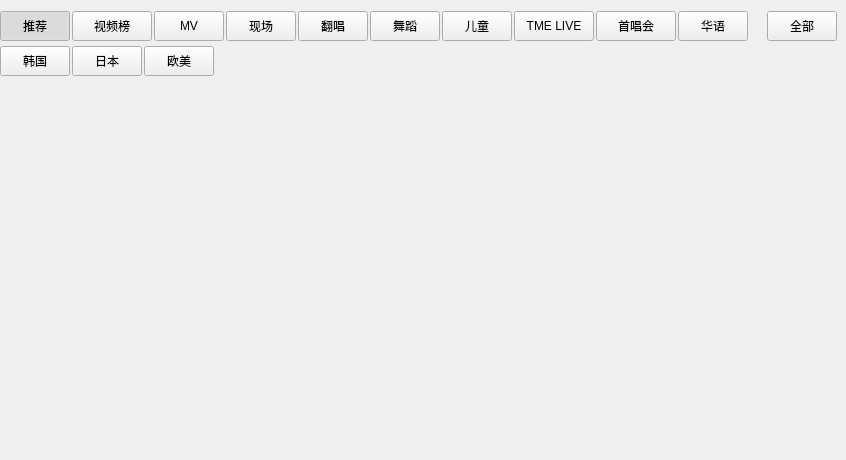
First picture: the form in KuGouStart/Video/VideoWidget/VideoWidget.ui, repository a-mo-xi-wei/Qt-KuGouAppClient, before the edit.
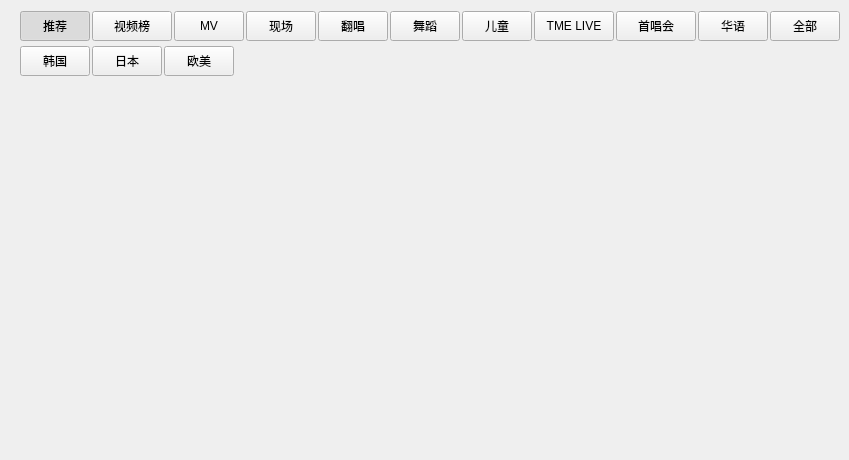
Second picture: the form after the edit. Custom widgets are drawn as their Qt base class.

```diff
--- a/KuGouStart/Video/VideoWidget/VideoWidget.ui
+++ b/KuGouStart/Video/VideoWidget/VideoWidget.ui
@@ -39,7 +39,7 @@
        <number>2</number>
       </property>
       <property name="leftMargin">
-       <number>0</number>
+       <number>20</number>
       </property>
       <property name="topMargin">
        <number>0</number>
@@ -408,7 +408,7 @@
        <number>2</number>
       </property>
       <property name="leftMargin">
-       <number>0</number>
+       <number>20</number>
       </property>
       <property name="topMargin">
        <number>5</number>
```
